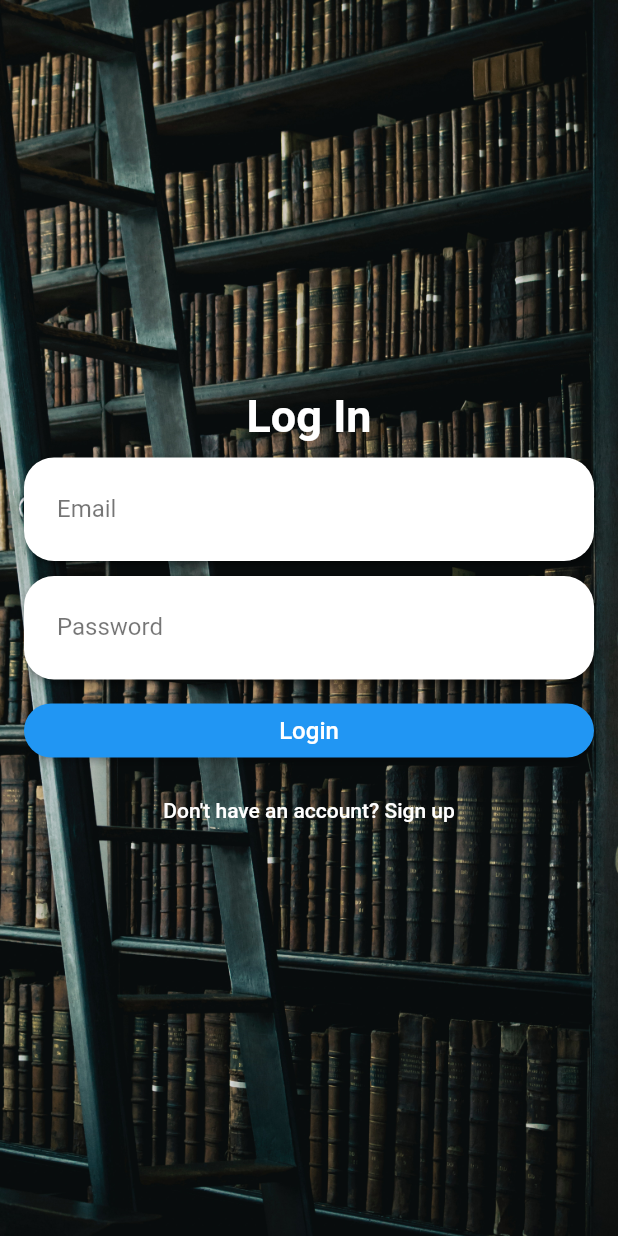
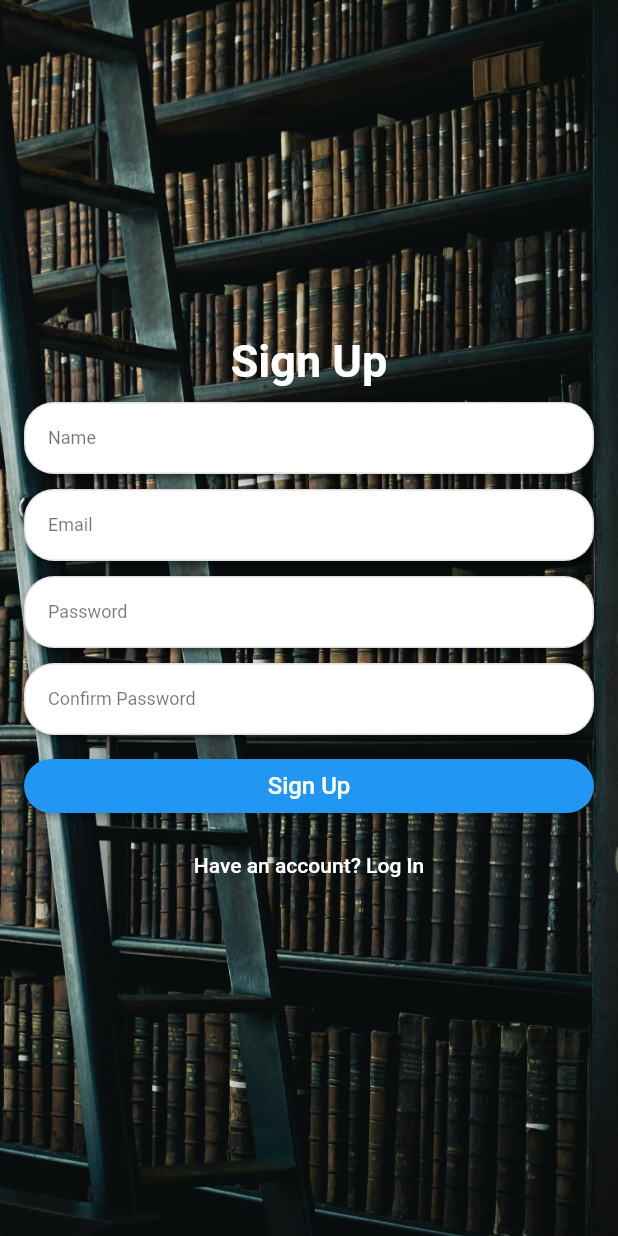
Before and after one commit to kduvk/bookshelfApp, a Flutter app: the screen it shows after launch, after a tap on "Don't have an account? Sign up", on a phone screen of 412 x 824 dp. Run offline on Flutter 3.47's test engine with Material 2 defaults, Android fonts, the phone set to English and light mode, and no system bars.

Commit message:
basic login and sign up page UI implemented

```diff
--- a/bookshelf_app/lib/main.dart
+++ b/bookshelf_app/lib/main.dart
@@ -7,16 +7,7 @@ class MyApp extends StatelessWidget {
   @override
   Widget build(BuildContext context) {
     return MaterialApp(
-      theme: ThemeData.dark().copyWith(
-        inputDecorationTheme: const InputDecorationTheme(
-          focusedBorder: OutlineInputBorder(
-            borderSide: BorderSide(color: Colors.transparent),
-          ),
-          enabledBorder: OutlineInputBorder(
-            borderSide: BorderSide(color: Colors.transparent),
-          ),
-        ),
-      ),
+      theme: ThemeData.dark().copyWith(),
       home: const OLogin(),
     );
   }
--- a/bookshelf_app/lib/screens/login/login.dart
+++ b/bookshelf_app/lib/screens/login/login.dart
@@ -1,4 +1,5 @@
 import 'package:flutter/material.dart';
+import 'package:bookshelf_app/screens/signup/signup.dart';
 
 class OLogin extends StatelessWidget {
   const OLogin({Key? key}) : super(key: key);
@@ -39,7 +40,7 @@ class OLogin extends StatelessWidget {
                       // login logic
                     },
                     style: ElevatedButton.styleFrom(
-                      primary: Colors.blue,
+                      backgroundColor: Colors.blue,
                       shape: RoundedRectangleBorder(
                         borderRadius: BorderRadius.circular(20.0),
                       ),
@@ -53,7 +54,8 @@ class OLogin extends StatelessWidget {
                 const SizedBox(height: 5.0),
                 TextButton(
                   onPressed: () {
-                    // signup logic
+                    Navigator.push(context,
+                        MaterialPageRoute(builder: (context) => OSignUp()));
                   },
                   child: const Text(
                     "Don't have an account? Sign up",
@@ -81,17 +83,29 @@ class OLogin extends StatelessWidget {
           ),
         ],
       ),
-      child: Padding(
-        padding: const EdgeInsets.symmetric(vertical: 5.0, horizontal: 10.0),
-        child: TextField(
+      child: TextFormField(
         style: const TextStyle(color: Colors.black),
         decoration: InputDecoration(
           labelText: label,
-            labelStyle: const TextStyle(color: Colors.black54),
+          labelStyle: const TextStyle(
+            color: Colors.black54,
+            fontSize: 12.0,
+          ),
+          floatingLabelBehavior: FloatingLabelBehavior.never,
           border: OutlineInputBorder(
             borderRadius: BorderRadius.circular(20.0),
+            borderSide: BorderSide.none,
           ),
+          enabledBorder: OutlineInputBorder(
+            borderRadius: BorderRadius.circular(20.0),
+            borderSide: const BorderSide(color: Colors.black12),
           ),
+          focusedBorder: OutlineInputBorder(
+            borderRadius: BorderRadius.circular(20.0),
+            borderSide: const BorderSide(color: Colors.blue),
+          ),
+          contentPadding:
+              const EdgeInsets.symmetric(vertical: 12.0, horizontal: 16.0),
         ),
       ),
     );
--- a/bookshelf_app/lib/screens/signup/signup.dart
+++ b/bookshelf_app/lib/screens/signup/signup.dart
@@ -0,0 +1,117 @@
+import 'package:flutter/material.dart';
+import 'package:bookshelf_app/screens/login/login.dart';
+
+class OSignUp extends StatelessWidget {
+  const OSignUp({Key? key}) : super(key: key);
+
+  @override
+  Widget build(BuildContext context) {
+    return Material(
+      child: Stack(
+        fit: StackFit.expand,
+        children: [
+          Image.asset(
+            'assets/login.jpg',
+            fit: BoxFit.cover,
+          ),
+          Container(
+            padding: const EdgeInsets.all(16.0),
+            child: Column(
+              mainAxisAlignment: MainAxisAlignment.center,
+              children: <Widget>[
+                const Text(
+                  "Sign Up",
+                  softWrap: true,
+                  style: TextStyle(
+                    color: Colors.white,
+                    fontWeight: FontWeight.bold,
+                    fontSize: 30.0,
+                  ),
+                ),
+                const SizedBox(height: 10.0),
+                _textField("Name"),
+                const SizedBox(height: 10.0),
+                _textField("Email"),
+                const SizedBox(height: 10.0),
+                _textField("Password"),
+                const SizedBox(height: 10.0),
+                _textField("Confirm Password"),
+                const SizedBox(height: 10.0),
+                SizedBox(
+                  width: double.infinity,
+                  child: ElevatedButton(
+                    onPressed: () {
+                      // login logic
+                    },
+                    style: ElevatedButton.styleFrom(
+                      backgroundColor: Colors.blue,
+                      shape: RoundedRectangleBorder(
+                        borderRadius: BorderRadius.circular(20.0),
+                      ),
+                    ),
+                    child: const Text(
+                      "Sign Up",
+                      style: TextStyle(fontSize: 16.0),
+                    ),
+                  ),
+                ),
+                const SizedBox(height: 5.0),
+                TextButton(
+                  onPressed: () {
+                    Navigator.push(context,
+                        MaterialPageRoute(builder: (context) => OLogin()));
+                  },
+                  child: const Text(
+                    "Have an account? Log In",
+                    style: TextStyle(color: Colors.white),
+                  ),
+                ),
+              ],
+            ),
+          ),
+        ],
+      ),
+    );
+  }
+
+  Widget _textField(String label) {
+    return Container(
+      decoration: BoxDecoration(
+        color: Colors.white,
+        borderRadius: BorderRadius.circular(20.0),
+        boxShadow: [
+          BoxShadow(
+            color: Colors.black.withOpacity(0.5),
+            offset: const Offset(2.0, 2.0),
+            blurRadius: 4.0,
+          ),
+        ],
+      ),
+      child: TextFormField(
+        style: const TextStyle(color: Colors.black),
+        decoration: InputDecoration(
+          labelText: label,
+          labelStyle: const TextStyle(
+            color: Colors.black54,
+            fontSize: 12.0,
+          ),
+          floatingLabelBehavior: FloatingLabelBehavior.never,
+          border: OutlineInputBorder(
+            borderRadius: BorderRadius.circular(20.0),
+            borderSide: BorderSide.none,
+          ),
+          enabledBorder: OutlineInputBorder(
+            borderRadius: BorderRadius.circular(20.0),
+            borderSide: const BorderSide(color: Colors.black12),
+          ),
+          focusedBorder: OutlineInputBorder(
+            borderRadius: BorderRadius.circular(20.0),
+            borderSide: const BorderSide(color: Colors.blue),
+          ),
+          contentPadding:
+              const EdgeInsets.symmetric(vertical: 12.0, horizontal: 16.0),
+        ),
+      ),
+    );
+  }
+}
```
Lines whose indentation alone changed are shown as unchanged.
